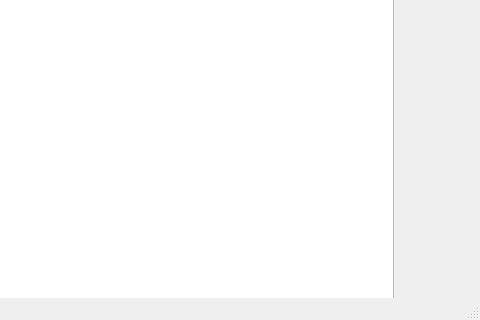
The window that QtTest/mainwindow.ui (Aric-prog/DSAFinalProjectSem2) describes before a commit, drawn with Qt 5; both pictures show x 886 to 1366 and y 400 to 720 of the 1366 by 720 pixel window.
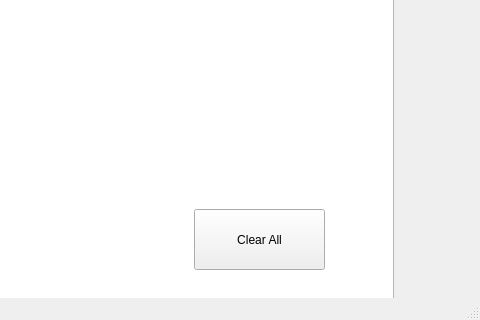
The same window after the commit.

Commit message: Made a clear all button, resets the scene

```diff
--- a/QtTest/mainwindow.ui
+++ b/QtTest/mainwindow.ui
@@ -32,7 +32,7 @@
    <string>MainWindow</string>
   </property>
   <widget class="QWidget" name="centralwidget">
-   <widget class="QPushButton" name="pushButton">
+   <widget class="QPushButton" name="addNodeButton">
     <property name="geometry">
      <rect>
       <x>10</x>
@@ -106,9 +106,23 @@
      <string>Set Start Node</string>
     </property>
    </widget>
+   <widget class="QPushButton" name="clearButton">
+    <property name="geometry">
+     <rect>
+      <x>1080</x>
+      <y>590</y>
+      <width>131</width>
+      <height>61</height>
+     </rect>
+    </property>
+    <property name="text">
+     <string>Clear All</string>
+    </property>
+   </widget>
    <zorder>graphicsView</zorder>
-   <zorder>pushButton</zorder>
+   <zorder>addNodeButton</zorder>
    <zorder>setStart</zorder>
+   <zorder>clearButton</zorder>
   </widget>
   <widget class="QMenuBar" name="menubar">
    <property name="geometry">
```
The commit also changes 3 other files.
